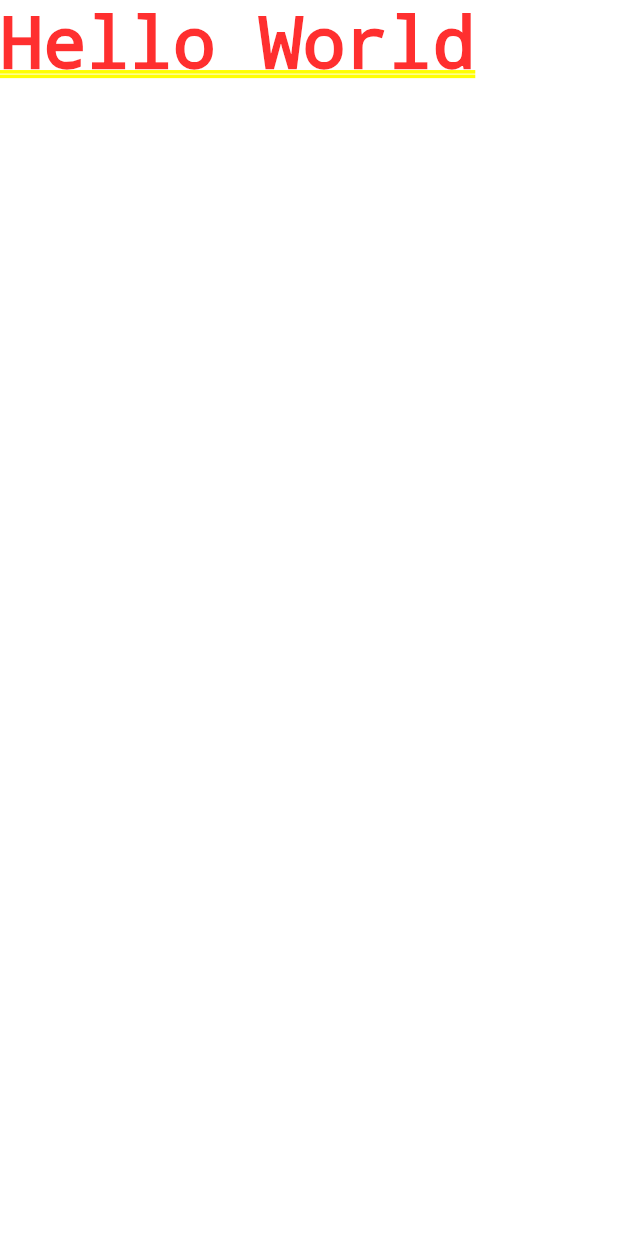
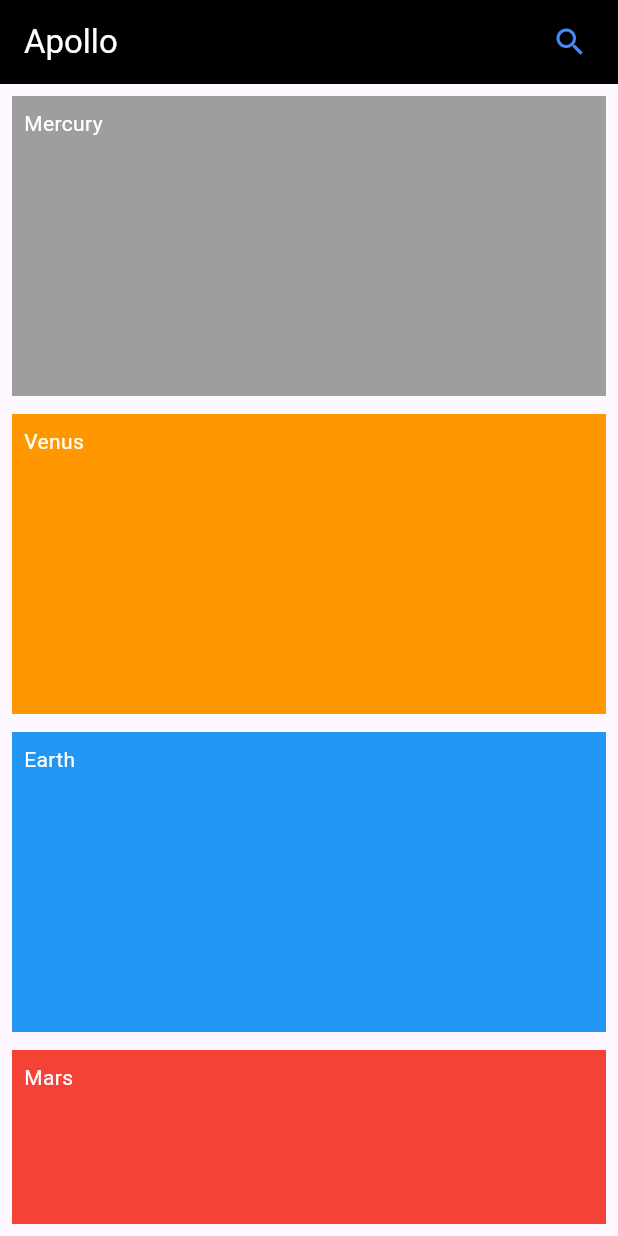
Before and after one commit to ojpro/1st-flutter-app, a Flutter app: the screen it shows after launch, on a phone screen of 412 x 824 dp. Run offline on Flutter 3.47's test engine with Material 3 defaults, Android fonts, the phone set to English and light mode, and no system bars.

Commit message:
feat(HomeScreen): create simple layout to list all the planets names

```diff
--- a/lib/main.dart
+++ b/lib/main.dart
@@ -1,3 +1,4 @@
+import 'package:first_app/screens/home.dart';
 import 'package:flutter/material.dart';
 
 void main() {
@@ -11,7 +12,8 @@ class MyApp extends StatelessWidget{
   @override
   Widget build(BuildContext context) {
     return const MaterialApp(
-      home: Text("Hello World"),
+      debugShowCheckedModeBanner: false,
+      home: HomeScreen(),
     );
   }
 
--- /dev/null
+++ b/lib/screens/home.dart
@@ -0,0 +1,117 @@
+import 'package:flutter/material.dart';
+
+class HomeScreen extends StatelessWidget {
+  const HomeScreen({super.key});
+
+  @override
+  Widget build(BuildContext context) {
+    return Scaffold(
+        appBar: AppBar(
+          backgroundColor: Colors.black,
+          title: const Text(
+            'Apollo',
+            style: TextStyle(color: Colors.white),
+          ),
+          actions: [
+            Padding(
+              padding: const EdgeInsets.only(right: 8.0),
+              child: IconButton(
+                  icon: const Icon(Icons.search, color: Colors.blueAccent),
+                  onPressed: () {
+                    print('handle Search Click');
+                  }),
+            )
+          ],
+        ),
+        body: SafeArea(
+          child: Container(
+            padding: const EdgeInsets.all(8.0),
+            child: SingleChildScrollView(
+              child: Column(
+                crossAxisAlignment: CrossAxisAlignment.stretch,
+                children: [
+                  Container(
+                    padding: const EdgeInsets.all(8),
+                    color: Colors.grey,
+                    height: 200,
+                    child: const Text('Mercury', style: TextStyle(color: Colors.white),),
+                  ),
+                  const SizedBox(
+                    height: 12,
+                  ),
+                  Container(
+                    padding: const EdgeInsets.all(8),
+                    color: Colors.orange,
+                    height: 200,
+                    child: const Text('Venus', style: TextStyle(color: Colors.white),),
+                  ),
+                  const SizedBox(
+                    height: 12,
+                  ),
+                  Container(
+                    padding: const EdgeInsets.all(8),
+                    color: Colors.blue,
+                    height: 200,
+                    child: const Text('Earth', style: TextStyle(color: Colors.white),),
+                  ),
+                  const SizedBox(
+                    height: 12,
+                  ),
+                  Container(
+                    padding: const EdgeInsets.all(8),
+                    color: Colors.red,
+                    height: 200,
+                    child: const Text('Mars', style: TextStyle(color: Colors.white),),
+                  ),
+                  const SizedBox(
+                    height: 12,
+                  ),
+                  Container(
+                    padding: const EdgeInsets.all(8),
+                    color: Colors.brown,
+                    height: 200,
+                    child: const Text('Jupiter', style: TextStyle(color: Colors.white),),
+                  ),
+                  const SizedBox(
+                    height: 12,
+                  ),
+                  Container(
+                    padding: const EdgeInsets.all(8),
+                    color: Colors.amber,
+                    height: 200,
+                    child: const Text('Saturn', style: TextStyle(color: Colors.white),),
+                  ),
+                  const SizedBox(
+                    height: 12,
+                  ),
+                  Container(
+                    padding: const EdgeInsets.all(8),
+                    color: Colors.cyan,
+                    height: 200,
+                    child: const Text('Uranus', style: TextStyle(color: Colors.white),),
+                  ),
+                  const SizedBox(
+                    height: 12,
+                  ),
+                  Container(
+                    padding: const EdgeInsets.all(8),
+                    color: Colors.blueAccent,
+                    height: 200,
+                    child: const Text('Neptune', style: TextStyle(color: Colors.white),),
+                  ),
+                  const SizedBox(
+                    height: 12,
+                  ),
+                  Container(
+                    padding: const EdgeInsets.all(8),
+                    color: Colors.black12,
+                    height: 200,
+                    child: const Text('Pluto', style: TextStyle(color: Colors.white),),
+                  ),
+                ],
+              ),
+            ),
+          ),
+        ));
+  }
+}
```
